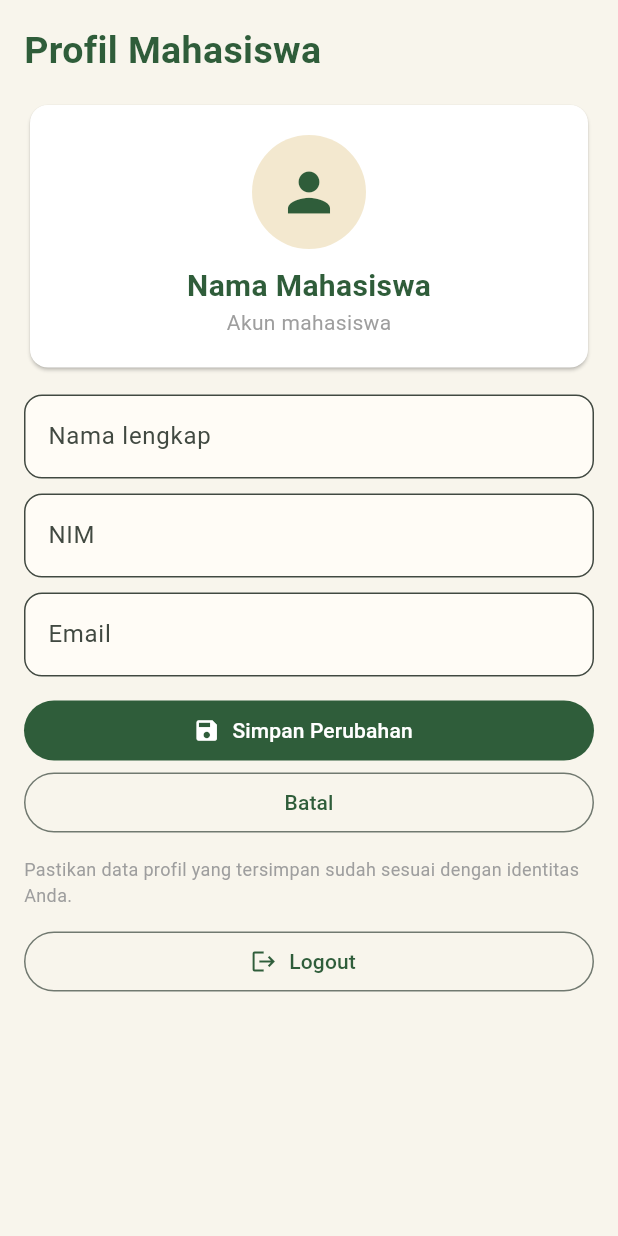
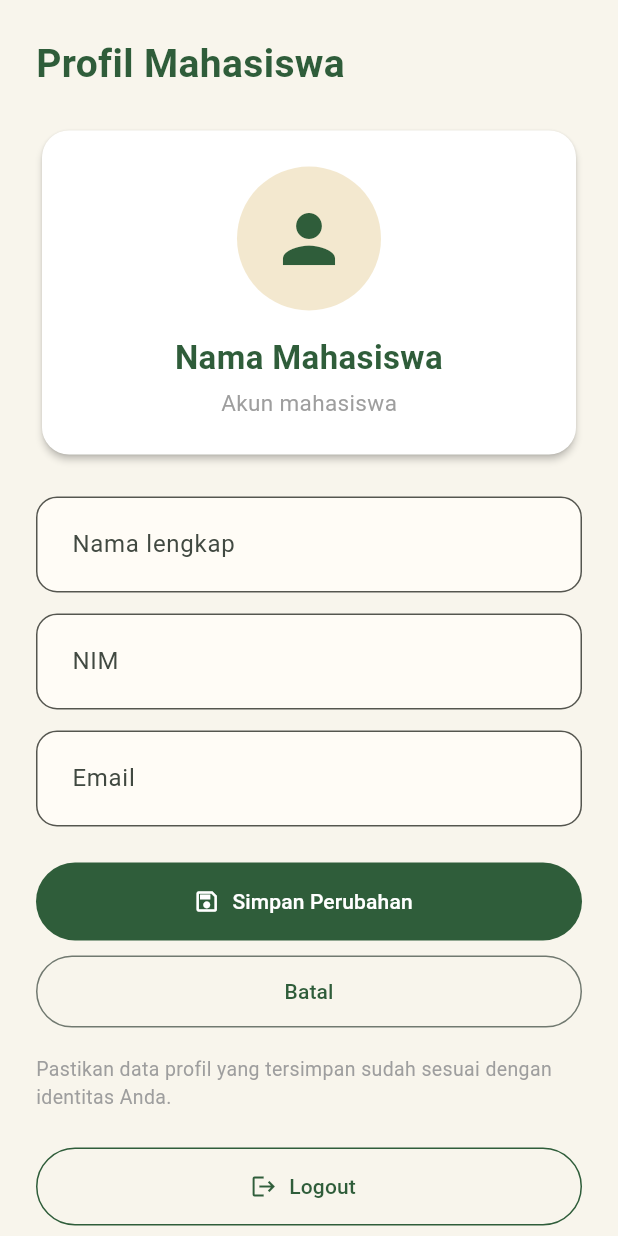
Before and after one commit to rimjettt/Projek-Pemrograman-Aplikasi-Bergerak, a Flutter app: the ProfilePage widget shown alone on an empty page, opened directly with empty values, after a tap on "Edit Profil", on a phone screen of 412 x 824 dp. Run offline on Flutter 3.47's test engine with Material 3 defaults, Android fonts, the phone set to English and light mode, and no system bars; our stand-ins replace image_picker, shared_preferences; accounts and stored records are empty; network calls fail.

Commit message:
update halaman profile

```diff
--- a/lib/features/profile/profile_page.dart
+++ b/lib/features/profile/profile_page.dart
@@ -1,4 +1,5 @@
 import 'package:flutter/material.dart';
+import 'package:flutter/services.dart';
 
 import '../../core/app_colors.dart';
 import '../../models/student_profile.dart';
@@ -36,11 +37,15 @@ class _ProfilePageState extends State<ProfilePage> {
   @override
   void didUpdateWidget(covariant ProfilePage oldWidget) {
     super.didUpdateWidget(oldWidget);
-    if (oldWidget.profile != widget.profile) {
+    if (oldWidget.profile != widget.profile && !editing) {
+      _restoreFields();
+    }
+  }
+
+  void _restoreFields() {
     nameController.text = widget.profile.name;
     nimController.text = widget.profile.nim;
     emailController.text = widget.profile.email;
-    }
   }
 
   @override
@@ -55,26 +60,19 @@ class _ProfilePageState extends State<ProfilePage> {
     final name = nameController.text.trim();
     final nim = nimController.text.trim();
     final email = emailController.text.trim();
-
     String? error;
     if (name.isEmpty) {
       error = 'Nama lengkap wajib diisi.';
-    } else if (nim.isEmpty || int.tryParse(nim) == null) {
-      error = 'NIM harus berupa angka dan tidak boleh kosong.';
-    } else if (!email.contains('@') || !email.contains('.')) {
+    } else if (nim.isEmpty || !RegExp(r'^\d+$').hasMatch(nim)) {
+      error = 'NIM harus berisi angka dan tidak boleh kosong.';
+    } else if (!RegExp(r'^[^\s@]+@[^\s@]+\.[^\s@]+$').hasMatch(email)) {
       error = 'Masukkan alamat email yang valid.';
     }
-
     if (error != null) {
-      ScaffoldMessenger.of(context).showSnackBar(
-        SnackBar(content: Text(error)),
-      );
+      ScaffoldMessenger.of(context).showSnackBar(SnackBar(content: Text(error)));
       return;
     }
-
-    widget.onSave(
-      StudentProfile(name: name, nim: nim, email: email),
-    );
+    widget.onSave(StudentProfile(name: name, nim: nim, email: email));
     setState(() => editing = false);
   }
 
@@ -83,9 +81,7 @@ class _ProfilePageState extends State<ProfilePage> {
       context: context,
       builder: (dialogContext) => AlertDialog(
         title: const Text('Konfirmasi Logout'),
-        content: const Text(
-          'Apakah kamu yakin ingin keluar dari PustakaKu?',
-        ),
+        content: const Text('Apakah kamu yakin ingin keluar dari PustakaKu?'),
         actions: [
           TextButton(
             onPressed: () => Navigator.pop(dialogContext, false),
@@ -98,125 +94,239 @@ class _ProfilePageState extends State<ProfilePage> {
         ],
       ),
     );
-
-    if (confirmed == true) {
-      widget.onLogout();
-    }
+    if (!mounted) return;
+    if (confirmed == true) widget.onLogout();
   }
 
   @override
   Widget build(BuildContext context) {
+    return LayoutBuilder(
+      builder: (context, constraints) {
+        final wide = constraints.maxWidth >= 700;
+        final horizontalPadding = constraints.maxWidth < 360 ? 14.0 : 24.0;
         return ListView(
-      padding: const EdgeInsets.all(16),
+          padding: EdgeInsets.symmetric(
+            horizontal: horizontalPadding,
+            vertical: wide ? 32 : 24,
+          ),
           children: [
-        const Text(
+            Center(
+              child: ConstrainedBox(
+                constraints: const BoxConstraints(maxWidth: 760),
+                child: Column(
+                  crossAxisAlignment: CrossAxisAlignment.stretch,
+                  children: [
+                    Text(
                       'Profil Mahasiswa',
                       style: TextStyle(
-            fontSize: 25,
+                        fontSize: wide ? 30 : 26,
                         fontWeight: FontWeight.bold,
                         color: navy,
                       ),
                     ),
-        const SizedBox(height: 14),
+                    const SizedBox(height: 22),
                     Card(
                       color: Colors.white,
+                      elevation: 2,
+                      shape: RoundedRectangleBorder(
+                        borderRadius: BorderRadius.circular(18),
+                      ),
                       child: Padding(
-            padding: const EdgeInsets.all(20),
+                        padding: EdgeInsets.symmetric(
+                          horizontal: 18,
+                          vertical: wide ? 30 : 24,
+                        ),
                         child: Column(
                           children: [
                             const CircleAvatar(
-                  radius: 38,
+                              radius: 48,
                               backgroundColor: pale,
-                  child: Icon(Icons.person, color: navy, size: 42),
+                              child: Icon(Icons.person, color: navy, size: 52),
                             ),
-                const SizedBox(height: 10),
+                            const SizedBox(height: 16),
                             Text(
                               widget.profile.name.isEmpty
                                   ? 'Nama Mahasiswa'
                                   : widget.profile.name,
+                              textAlign: TextAlign.center,
                               style: const TextStyle(
+                                fontSize: 22,
                                 fontWeight: FontWeight.bold,
-                    fontSize: 20,
                                 color: navy,
                               ),
                             ),
+                            const SizedBox(height: 4),
                             const Text(
                               'Akun mahasiswa',
-                  style: TextStyle(color: Colors.grey),
+                              style: TextStyle(color: Colors.grey, fontSize: 15),
                             ),
                           ],
                         ),
                       ),
                     ),
+                    const SizedBox(height: 24),
+                    // Mode normal tetap menampilkan kotak outline statis.
+                    // Mode edit menggunakan TextField yang benar-benar bisa diubah.
+                    if (editing) ...[
+                      _profileField('Nama lengkap', nameController),
                       const SizedBox(height: 14),
-        _profileField(
-          'Nama lengkap',
-          nameController,
-          readOnly: !editing,
-        ),
-        const SizedBox(height: 10),
                       _profileField(
                         'NIM',
                         nimController,
-          readOnly: !editing,
-          type: TextInputType.number,
+                        keyboardType: TextInputType.number,
+                        inputFormatters: [FilteringTextInputFormatter.digitsOnly],
                       ),
-        const SizedBox(height: 10),
+                      const SizedBox(height: 14),
                       _profileField(
                         'Email',
                         emailController,
-          readOnly: !editing,
-          type: TextInputType.emailAddress,
+                        keyboardType: TextInputType.emailAddress,
                       ),
-        const SizedBox(height: 12),
-        if (!editing)
-          FilledButton.icon(
-            onPressed: () => setState(() => editing = true),
-            icon: const Icon(Icons.edit),
-            label: const Text('Edit Profil'),
-          )
-        else ...[
-          FilledButton.icon(
-            onPressed: _saveProfile,
-            icon: const Icon(Icons.save),
-            label: const Text('Simpan Perubahan'),
+                    ] else ...[
+                      _profileInfo('Nama lengkap', widget.profile.name),
+                      const SizedBox(height: 14),
+                      _profileInfo('NIM', widget.profile.nim),
+                      const SizedBox(height: 14),
+                      _profileInfo('Email', widget.profile.email),
+                    ],
+                    const SizedBox(height: 24),
+                    SizedBox(
+                      height: 52,
+                      child: FilledButton.icon(
+                        onPressed: editing
+                            ? _saveProfile
+                            : () => setState(() {
+                          _restoreFields();
+                          editing = true;
+                        }),
+                        icon: Icon(editing ? Icons.save_outlined : Icons.edit_outlined),
+                        label: Text(editing ? 'Simpan Perubahan' : 'Edit Profil'),
+                        style: FilledButton.styleFrom(
+                          backgroundColor: navy,
+                          foregroundColor: Colors.white,
+                          shape: const StadiumBorder(),
                         ),
-          OutlinedButton(
-            onPressed: () {
-              nameController.text = widget.profile.name;
-              nimController.text = widget.profile.nim;
-              emailController.text = widget.profile.email;
-              setState(() => editing = false);
-            },
+                      ),
+                    ),
+                    if (editing) ...[
+                      const SizedBox(height: 10),
+                      SizedBox(
+                        height: 48,
+                        child: OutlinedButton(
+                          onPressed: () => setState(() {
+                            _restoreFields();
+                            editing = false;
+                          }),
                           child: const Text('Batal'),
                         ),
+                      ),
                     ],
-        const SizedBox(height: 12),
+                    const SizedBox(height: 18),
                     const Text(
                       'Pastikan data profil yang tersimpan sudah sesuai dengan identitas Anda.',
-          style: TextStyle(color: Colors.grey, fontSize: 12),
+                      style: TextStyle(color: Colors.grey, fontSize: 13),
                     ),
-        const SizedBox(height: 12),
-        OutlinedButton.icon(
+                    const SizedBox(height: 24),
+                    SizedBox(
+                      height: 52,
+                      child: OutlinedButton.icon(
                         onPressed: _confirmLogout,
                         icon: const Icon(Icons.logout),
                         label: const Text('Logout'),
+                        style: OutlinedButton.styleFrom(
+                          foregroundColor: navy,
+                          side: const BorderSide(color: navy),
+                          shape: const StadiumBorder(),
+                        ),
+                      ),
                     ),
                   ],
+                ),
+              ),
+            ),
+          ],
+        );
+      },
+    );
+  }
+
+  Widget _profileInfo(String label, String value) {
+    // Mode normal: tampilannya tetap berupa kotak outline seperti TextField,
+    // tetapi hanya dekorasi untuk membaca data (bukan input yang bisa ditekan).
+    return InputDecorator(
+      isEmpty: false,
+      decoration: InputDecoration(
+        labelText: label,
+        floatingLabelBehavior: FloatingLabelBehavior.always,
+        filled: true,
+        fillColor: const Color(0xFFFFFCF6),
+        contentPadding: const EdgeInsets.symmetric(
+          horizontal: 20,
+          vertical: 20,
+        ),
+        border: OutlineInputBorder(
+          borderRadius: BorderRadius.circular(14),
+          borderSide: const BorderSide(color: Color(0xFF55564F)),
+        ),
+        enabledBorder: OutlineInputBorder(
+          borderRadius: BorderRadius.circular(14),
+          borderSide: const BorderSide(color: Color(0xFF55564F)),
+        ),
+      ),
+      child: SizedBox(
+        width: double.infinity,
+        child: Text(
+          value.isEmpty ? '-' : value,
+          style: const TextStyle(
+            color: Color(0xFF292A26),
+            fontSize: 17,
+            fontWeight: FontWeight.w400,
+          ),
+        ),
+      ),
     );
   }
 
   Widget _profileField(
       String label,
       TextEditingController controller, {
-    bool readOnly = false,
-    TextInputType? type,
+        TextInputType? keyboardType,
+        List<TextInputFormatter>? inputFormatters,
       }) {
-    return TextField(
+    return IgnorePointer(
+      // Dalam mode normal, kotak tetap terlihat seperti TextField,
+      // tetapi tidak merespons ketukan atau memunculkan keyboard.
+      ignoring: !editing,
+      child: TextField(
         controller: controller,
-      readOnly: readOnly,
-      keyboardType: type,
-      decoration: InputDecoration(labelText: label),
+        readOnly: !editing,
+        showCursor: editing,
+        enableInteractiveSelection: editing,
+        keyboardType: keyboardType,
+        inputFormatters: inputFormatters,
+        autocorrect: keyboardType != TextInputType.emailAddress,
+        decoration: InputDecoration(
+          labelText: label,
+          filled: true,
+          fillColor: const Color(0xFFFFFCF6),
+          contentPadding: const EdgeInsets.symmetric(
+            horizontal: 20,
+            vertical: 20,
+          ),
+          border: OutlineInputBorder(
+            borderRadius: BorderRadius.circular(14),
+            borderSide: const BorderSide(color: Color(0xFF55564F)),
+          ),
+          enabledBorder: OutlineInputBorder(
+            borderRadius: BorderRadius.circular(14),
+            borderSide: const BorderSide(color: Color(0xFF55564F)),
+          ),
+          focusedBorder: OutlineInputBorder(
+            borderRadius: BorderRadius.circular(14),
+            borderSide: const BorderSide(color: navy, width: 2),
+          ),
+        ),
+      ),
     );
   }
 }
```
Lines whose indentation alone changed are shown as unchanged.
